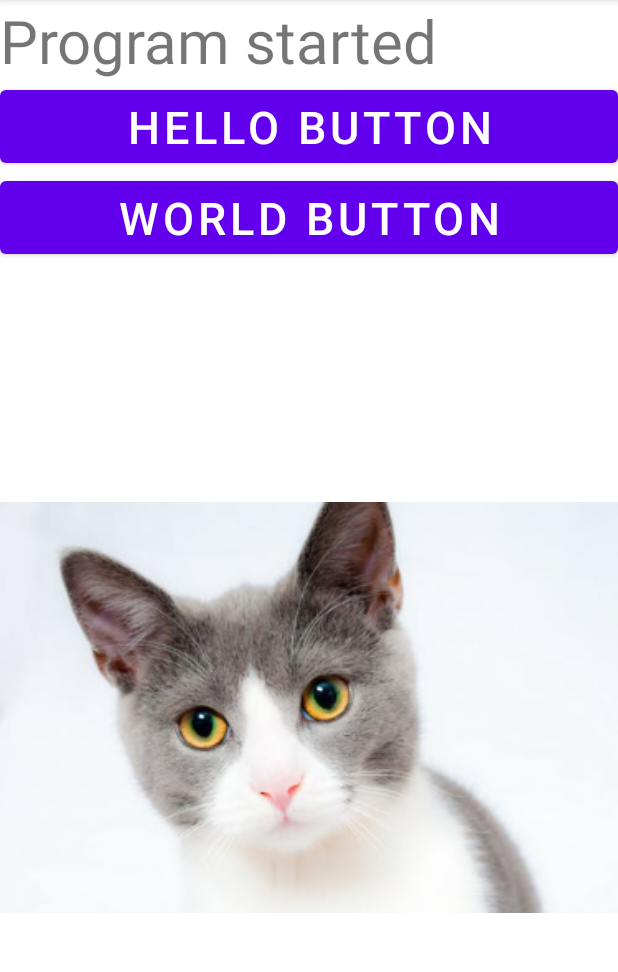
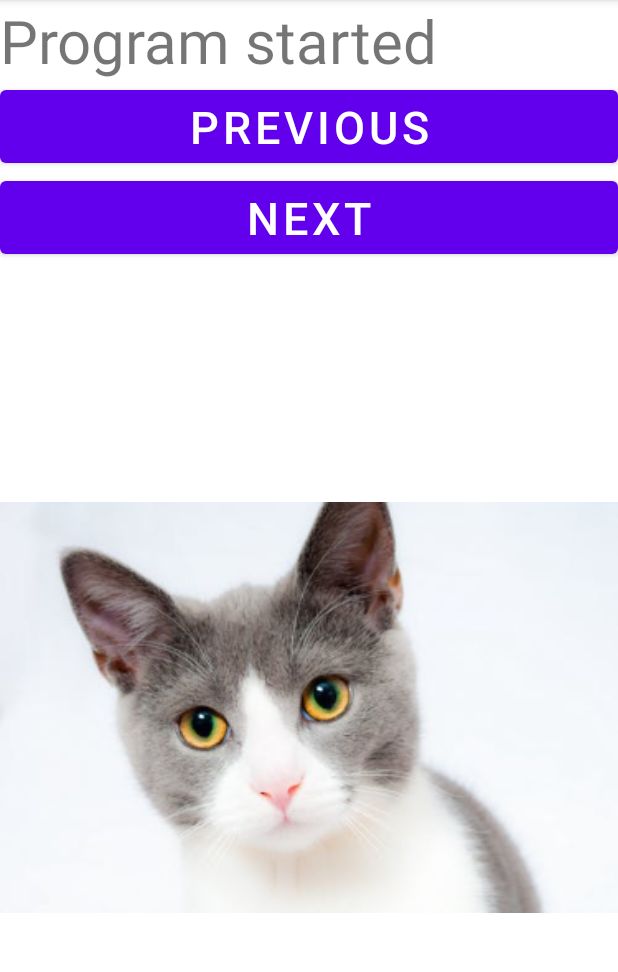
Before and after one commit to scgyong-kpu/spgp_2021, an Android app: the screen it shows after launch (MainActivity), on a phone screen of 412 x 824 dp, the part 84-1056 px from its top. Run offline under Robolectric (Android 15) with nearby library versions, the light colour scheme and no system bars.

Commit message:
prev/next 로 텍스트 변경

```diff
--- a/Samples/FirstApp/app/src/main/java/kr/ac/kpu/game/s1234567/firstapp/MainActivity.java
+++ b/Samples/FirstApp/app/src/main/java/kr/ac/kpu/game/s1234567/firstapp/MainActivity.java
@@ -31,12 +31,12 @@ public class MainActivity extends AppCompatActivity {
     }
 
     public void onBtnHello(View view) {
-        mainTextView.setText("Hello");
+        mainTextView.setText("2 / 5");
         mainImageView.setImageResource(R.mipmap.cat2);
     }
 
     public void onBtnWorld(View view) {
-        mainTextView.setText("World");
+        mainTextView.setText("3 / 5");
         mainImageView.setImageResource(R.mipmap.cat3);
     }
 }
--- a/Samples/FirstApp/app/src/main/res/layout/activity_main.xml
+++ b/Samples/FirstApp/app/src/main/res/layout/activity_main.xml
@@ -18,7 +18,7 @@
         android:id="@+id/helloButton"
         android:layout_width="match_parent"
         android:layout_height="wrap_content"
-        android:text="Hello Button"
+        android:text="Previous"
         android:textSize="30sp"
         android:onClick="onBtnHello"
         />
@@ -26,7 +26,7 @@
         android:id="@+id/worldButton"
         android:layout_width="match_parent"
         android:layout_height="wrap_content"
-        android:text="World Button"
+        android:text="Next"
         android:textSize="30sp"
         android:onClick="onBtnWorld"
         />
```
